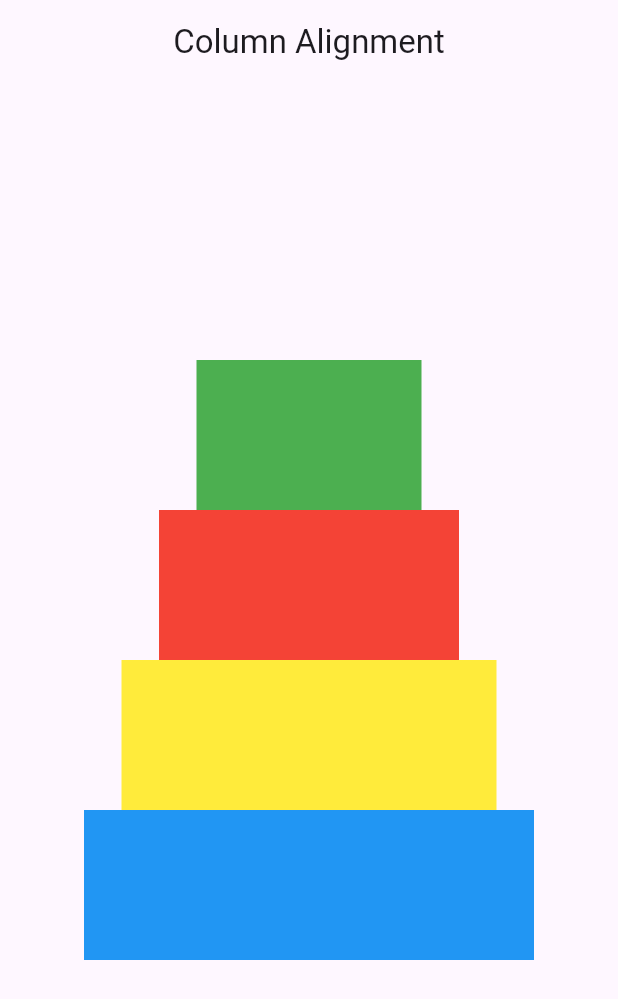
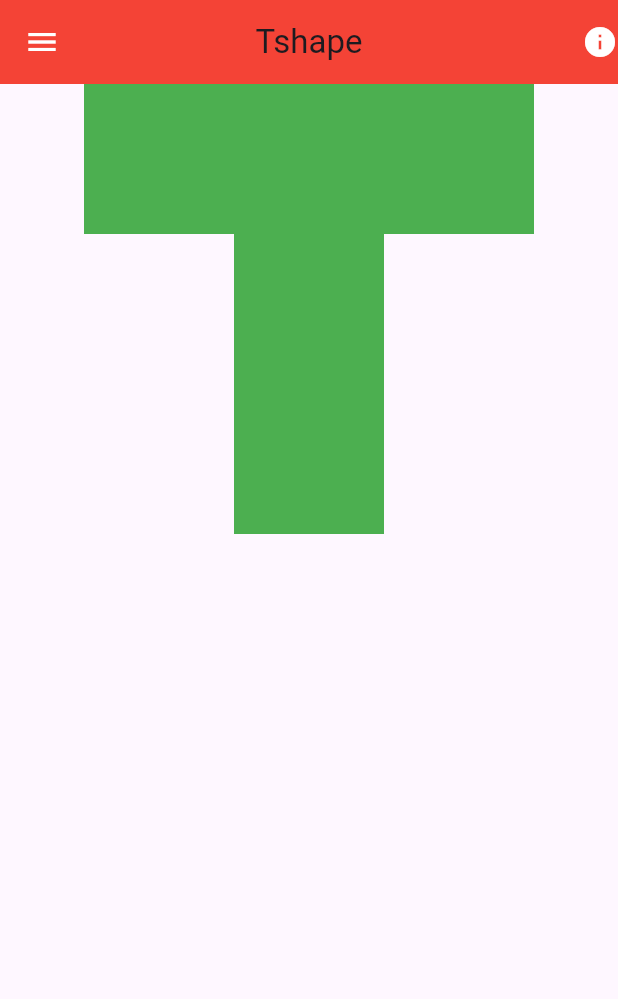
Before and after one commit to Soorajaniyeri/flutterfly, a Flutter app: the screen it shows after launch, on a phone screen of 412 x 824 dp. Shown: the top 999 px of the screen. Run offline on Flutter 3.47's test engine with Material 2 defaults, Android fonts, the phone set to English and light mode, and no system bars.

Commit message:
app bar design

```diff
--- a/lib/main.dart
+++ b/lib/main.dart
@@ -1,13 +1,20 @@
 import 'package:flutter/material.dart';
+import 'package:flutterfly/rawalignment.dart';
 import 'package:flutterfly/sumdisplay.dart';
 import 'package:flutterfly/textfieldcolumn.dart';
 import 'package:flutterfly/textfieldexample.dart';
+import 'package:flutterfly/tshape.dart';
+import 'package:flutterfly/tshape2.dart';
+import 'package:flutterfly/windowslogo.dart';
+import 'package:flutterfly/windowslogo2.dart';
 
 import 'Controller.dart';
 import 'Textfieldvaluesum.dart';
+import 'appbardesign.dart';
 import 'columnalignment.dart';
 import 'currencyconverter.dart';
 import 'displaytext.dart';
+import 'lshape.dart';
 import 'multiplicationcontroll.dart';
 import 'myhome.dart';
 
@@ -22,6 +29,7 @@ class MyApp extends StatelessWidget {
   @override
   Widget build(BuildContext context) {
     return MaterialApp(
+      debugShowCheckedModeBanner: false,
       title: 'Flutter Demo',
       theme: ThemeData(
         // This is the theme of your application.
@@ -42,7 +50,7 @@ class MyApp extends StatelessWidget {
         colorScheme: ColorScheme.fromSeed(seedColor: Colors.deepPurple),
         useMaterial3: true,
       ),
-      home: ColumnAlignment(),
+      home:Tshape(),
     );
   }
 }
--- /dev/null
+++ b/lib/tshape.dart
@@ -0,0 +1,75 @@
+import 'package:flutter/cupertino.dart';
+import 'package:flutter/material.dart';
+
+class Tshape extends StatefulWidget {
+  const Tshape({super.key});
+
+  @override
+  State<Tshape> createState() => _TshapeState();
+}
+
+class _TshapeState extends State<Tshape> {
+  @override
+  Widget build(BuildContext context) {
+    return Scaffold(
+
+      appBar: AppBar(
+        backgroundColor: Colors.red,
+        title: Text("Tshape"),
+        centerTitle: true,
+        leading: Icon(Icons.menu,color: Colors.white,),
+        actions: [
+
+          Icon(Icons.info,color: Colors.white,)
+        ],
+      ),
+
+      body: Row(
+        mainAxisAlignment: MainAxisAlignment.center,
+       crossAxisAlignment: CrossAxisAlignment.start,
+        children: [
+
+          Container(
+            height: 100,
+            width: 100,
+            color: Colors.green,
+          ),
+
+          Column(
+            mainAxisAlignment: MainAxisAlignment.start,
+
+            children: [
+              Container(
+                height: 100,
+                width: 100,
+                color: Colors.green,
+              ),
+
+              Container(
+                height: 100,
+                width: 100,
+                color: Colors.green,
+              ),
+
+              Container(
+                height: 100,
+                width: 100,
+                color: Colors.green,
+              ),
+
+
+
+            ],
+          ),
+
+          Container(
+            height: 100,
+            width: 100,
+            color: Colors.green,
+          )
+        ],
+      ),
+
+    );
+  }
+}
```
Also changed, not shown: lib/appbardesign.dart (added, +36 -0 lines), lib/columnalignment.dart (+22 -2 lines), lib/lshape.dart (added, +89 -0 lines), lib/rawalignment.dart (added, +45 -0 lines), lib/tshape2.dart (added, +67 -0 lines), lib/windowslogo.dart (added, +65 -0 lines), lib/windowslogo2.dart (added, +71 -0 lines).
